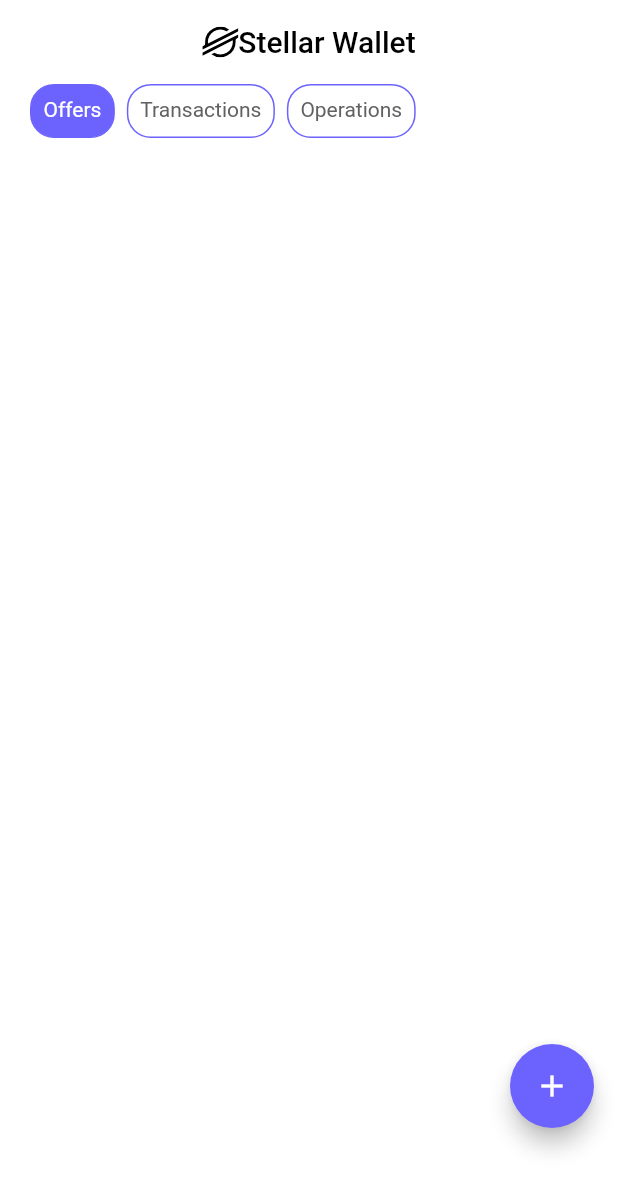
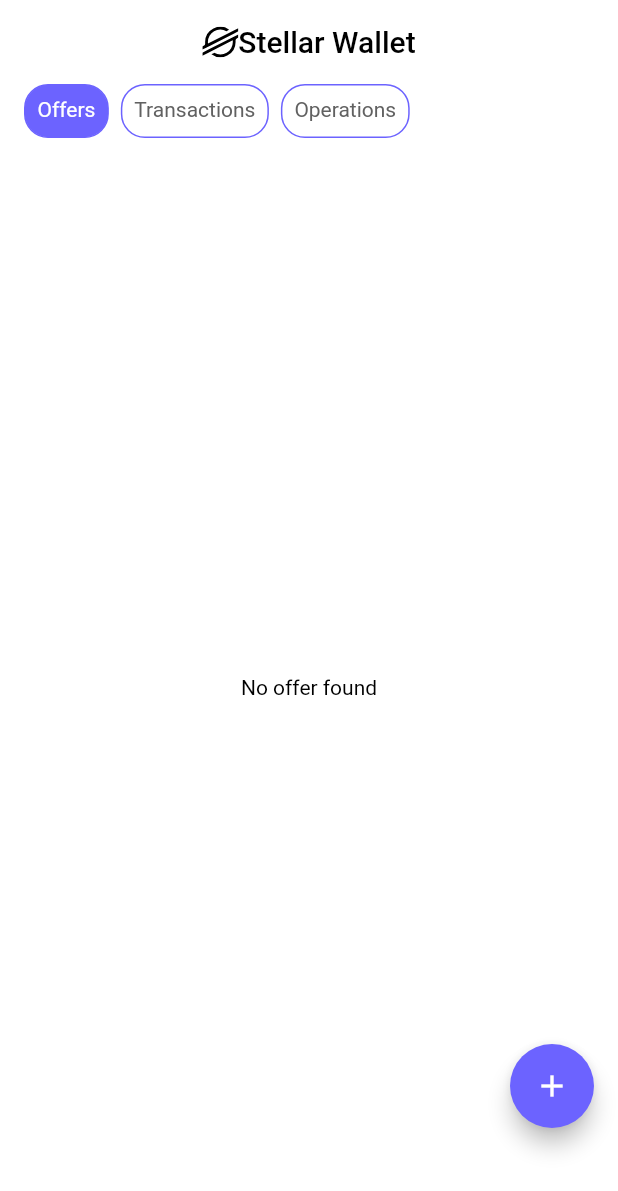
Before and after one commit to AliKarimiENT/StellarFlutterDApp.github.io, a Flutter app: the ActivityPage screen opened directly, on a phone screen of 412 x 824 dp. Shown: the top 1191 px of the screen. Run offline on Flutter 3.47's test engine with Material 2 defaults, Android fonts, the phone set to English and light mode, and no system bars; drawn by our look-alikes of flutter_expandable_fab; our stand-ins replace bloc, equatable, flutter_bloc, flutter_svg, shared_preferences; missing offline and left inert: cupertino_stepper, stellar_flutter_sdk; accounts and stored records are empty; statements that could not run were skipped.

```diff
--- a/lib/blocs/transaction/transaction_state.dart
+++ b/lib/blocs/transaction/transaction_state.dart
@@ -108,3 +108,26 @@
   @override
   List<Object?> get props => [message];
 }
+
+class LoadingOffers extends TransactionCubitState {
+  @override
+  List<Object?> get props => [];
+}
+
+class LoadedOffers extends TransactionCubitState {
+  List<stl.OfferResponse> records;
+  LoadedOffers({
+    required this.records,
+  });
+  @override
+  List<Object?> get props => [];
+}
+
+class LoadingOffersFailed extends TransactionCubitState {
+  String message;
+  LoadingOffersFailed({
+    required this.message,
+  });
+  @override
+  List<Object?> get props => [message];
+}
--- a/lib/screens/activity.dart
+++ b/lib/screens/activity.dart
@@ -1,10 +1,13 @@
+import 'dart:ui';
+
 import 'package:flutter/material.dart';
+import 'package:flutter_bloc/flutter_bloc.dart';
 import 'package:flutter_expandable_fab/flutter_expandable_fab.dart';
 import 'package:stellar_flutter_dapp/blocs/transaction/transaction_cubit.dart';
-import 'package:stellar_flutter_dapp/consts.dart';
 import 'package:stellar_flutter_dapp/enum.dart';
 import 'package:stellar_flutter_dapp/screens/sell_offer.dart';
 import 'package:stellar_flutter_dapp/screens/wallet.dart';
+import 'package:stellar_flutter_sdk/stellar_flutter_sdk.dart' as stl;
 
 import '../app_theme.dart';
 import '../models/fab_data.dart';
@@ -22,10 +25,13 @@ class _ActivityPageState extends State<ActivityPage> {
   late TransactionCubit _transactionCubit;
   late List<String> categories = ['Offers', 'Transactions', 'Operations'];
   late int selectedIndex = 0;
+  late List<stl.OfferResponse> offers = [];
+
   @override
   void initState() {
     super.initState();
     _transactionCubit = TransactionCubit();
+    _transactionCubit.getOffers(accountId: activeAccountId);
   }
 
   @override
@@ -60,25 +66,114 @@ class _ActivityPageState extends State<ActivityPage> {
         ),
       ),
       floatingActionButtonLocation: ExpandableFab.location,
-      body: SingleChildScrollView(
-        padding: EdgeInsets.symmetric(horizontal: 16),
+      body: BlocProvider(
+        create: (context) => _transactionCubit,
+        child: CustomScrollView(
+          slivers: [
+            SliverFillRemaining(
+              hasScrollBody: true,
               child: Column(
                 children: [
-            SizedBox(
+                  activityCategoriesHeader(),
+                  Expanded(
+                    child: BlocConsumer(
+                      bloc: _transactionCubit,
+                      listener: (context, state) {
+                        if (state is LoadedOffers) {
+                          setState(() {
+                            offers = state.records;
+                          });
+                        }
+                      },
+                      builder: (context, state) {
+                        if (state is LoadingOffers) {
+                          return Center(
+                              child: Column(
+                            mainAxisAlignment: MainAxisAlignment.center,
+                            crossAxisAlignment: CrossAxisAlignment.center,
+                            children: [
+                              Container(
+                                margin: const EdgeInsets.all(8),
+                                width: 24,
+                                height: 24,
+                                child: const CircularProgressIndicator(
+                                  color: AppTheme.primaryColor,
+                                ),
+                              ),
+                              const Text(
+                                'Loading Offers',
+                                style: TextStyle(color: Colors.black),
+                              ),
+                            ],
+                          ));
+                        } else if (state is LoadingOffersFailed) {
+                          return Center(
+                            child: Column(
+                              mainAxisAlignment: MainAxisAlignment.center,
+                              crossAxisAlignment: CrossAxisAlignment.center,
+                              children: [
+                                const Text(
+                                  'There was a problem for loading offers',
+                                  style: TextStyle(
+                                      color: Colors.red, fontSize: 16),
+                                ),
+                                Text(
+                                  state.message,
+                                  style: TextStyle(
+                                      color: Colors.grey.shade800,
+                                      fontSize: 12),
+                                ),
+                              ],
+                            ),
+                          );
+                        }
+                        if (offers.isEmpty) {
+                          return Container(
+                            child: const Text('No offer found',
+                                style: TextStyle(color: Colors.black)),
+                            alignment: Alignment.center,
+                          );
+                        } else {
+                          return Container(
+                            child: const Text('Ali Karimi',
+                                style: TextStyle(color: Colors.black)),
+                            alignment: Alignment.center,
+                          );
+                        }
+                      },
+                    ),
+                  )
+                ],
+              ),
+            )
+          ],
+        ),
+      ),
+    );
+  }
+
+  SizedBox activityCategoriesHeader() {
+    return SizedBox(
       height: 36,
       child: ListView.builder(
+        padding: EdgeInsets.symmetric(horizontal: 16),
         scrollDirection: Axis.horizontal,
         itemCount: categories.length,
         itemBuilder: (context, index) {
           return GestureDetector(
             onTap: () {
+              if (index != selectedIndex) {
                 setState(() {
                   selectedIndex = index;
                 });
+                if (selectedIndex == 0) {
+                  _transactionCubit.getOffers(accountId: activeAccountId);
+                }
+              }
             },
             child: Container(
-                      padding: EdgeInsets.all(8),
-                      margin: EdgeInsets.symmetric(horizontal: 4),
+              padding: const EdgeInsets.all(8),
+              margin: const EdgeInsets.only(right: 8),
               decoration: BoxDecoration(
                   color: selectedIndex == index
                       ? AppTheme.primaryColor
@@ -97,10 +192,6 @@ class _ActivityPageState extends State<ActivityPage> {
             ),
           );
         },
-              ),
-            )
-          ],
-        ),
       ),
     );
   }
--- a/lib/screens/wallet.dart
+++ b/lib/screens/wallet.dart
@@ -25,6 +25,7 @@ late List<Token> tokens;
 late TabController controller;
 late int trustedTokens = 0;
 late Map<String, dynamic> keys;
+String? xlmAmount;
 
 class WalletPage extends StatefulWidget {
   const WalletPage(this.accountId, {Key? key}) : super(key: key);
@@ -268,8 +269,6 @@ class _WalletPageState extends State<WalletPage>
                 }
                 accounts.add(newAccount);
               }
-              var id = state.account.accountId;
-              var xlmAmount;
 
               for (var token in tokens) {
                 for (stl.Balance? balance in state.account.balances!) {
```
Also changed, not shown: lib/blocs/transaction/transaction_cubit.dart (+26 -7 lines), lib/screens/sell_offer.dart (+41 -9 lines). Lines whose indentation alone changed are shown as unchanged.
